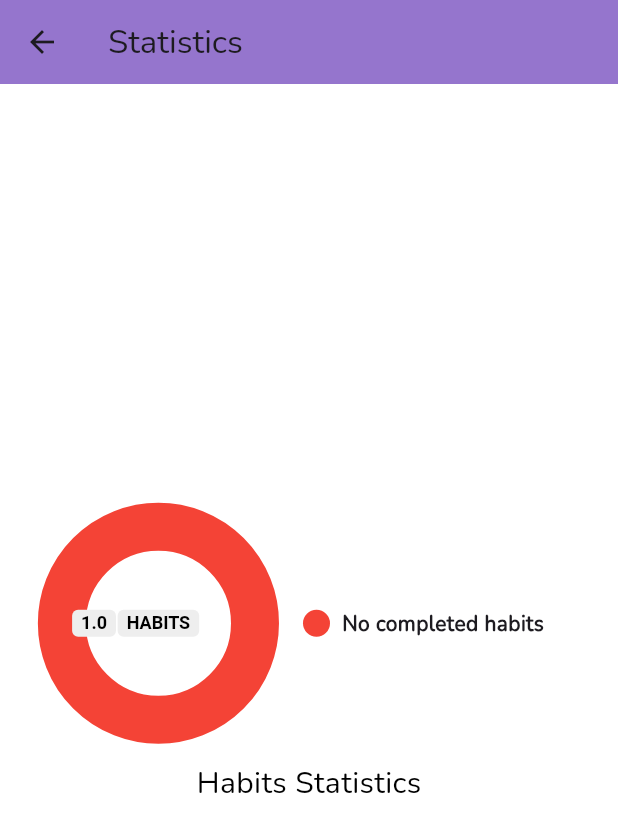
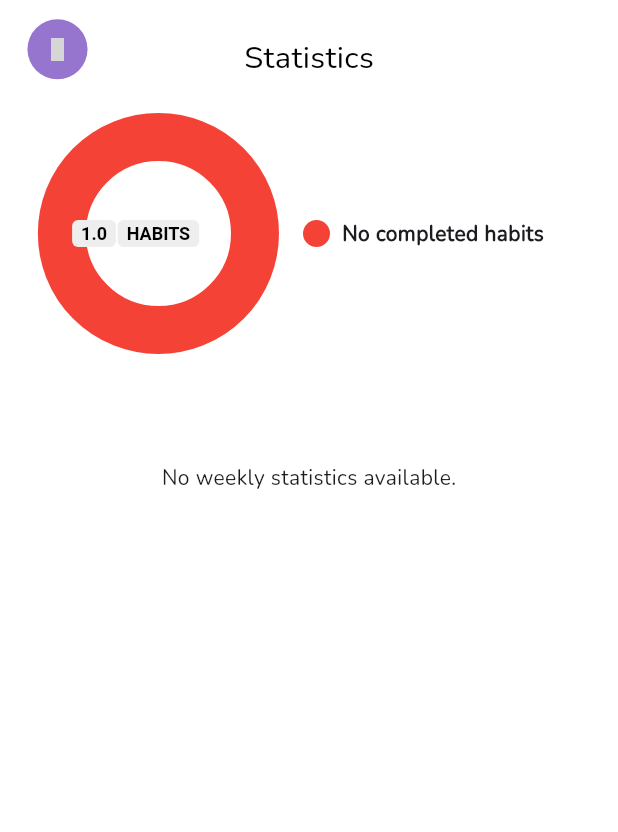
Before and after one commit to rahmagamalll/daily_app, a Flutter app: the StatisticsScreen screen opened by its route, on a phone screen of 412 x 824 dp. Shown: the top 832 px of the screen. Run offline on Flutter 3.47's test engine with Material 3 defaults, Android fonts, the phone set to English and light mode, and no system bars; drawn by our look-alikes of pie_chart; our stand-ins replace bloc, flutter_bloc, flutter_screenutil, flutter_spinkit, hive, hive_flutter and 2 more; accounts and stored records are empty; grey boxes are pictures that could not be loaded.

Commit message:
finishhh statscreen

```diff
--- a/lib/core/widgets/custom_pie_chart.dart
+++ b/lib/core/widgets/custom_pie_chart.dart
@@ -6,7 +6,7 @@ import 'package:pie_chart/pie_chart.dart';
 
 // ignore: must_be_immutable
 class CustomPieChart extends StatelessWidget {
-  CustomPieChart({
+  const CustomPieChart({
     super.key,
     required this.finalDegreeOf100,
     required this.monthlyexams,
--- a/lib/core/widgets/weekly_statistics_widget.dart
+++ b/lib/core/widgets/weekly_statistics_widget.dart
@@ -4,11 +4,6 @@ import '../../services/weekly_statistics_service.dart';
 
 class WeeklyStatisticsWidget extends StatelessWidget {
   const WeeklyStatisticsWidget({super.key});
-
-  Future<List<WeeklyStatistics>> _refreshAndGetStats() async {
-    await WeeklyStatisticsService.saveWeeklyStatistics();
-    return WeeklyStatisticsService.getAllWeeklyStatistics();
-  }
 
   @override
   Widget build(BuildContext context) {
@@ -66,8 +61,7 @@ class WeeklyStatisticsWidget extends StatelessWidget {
             const SizedBox(height: 20),
             ...weeklyStats.reversed
                 .skip(1)
-                .map((stats) => _buildPreviousWeekStats(stats))
-                .toList(),
+                .map((stats) => _buildPreviousWeekStats(stats)),
           ],
         );
       },
@@ -171,18 +165,12 @@ class WeeklyStatisticsWidget extends StatelessWidget {
             const SizedBox(height: 4),
             Text(
               habitName,
-              style: const TextStyle(
-                fontFamily: 'Nunito',
-                fontSize: 16,
-              ),
+              style: const TextStyle(fontFamily: 'Nunito', fontSize: 16),
             ),
             const SizedBox(height: 4),
             Text(
               'Count: $count',
-              style: const TextStyle(
-                fontFamily: 'Nunito',
-                fontSize: 14,
-              ),
+              style: const TextStyle(fontFamily: 'Nunito', fontSize: 14),
             ),
           ],
         ),
--- /dev/null
+++ b/lib/features/home/data/models/weekly_statistics.dart
@@ -0,0 +1,24 @@
+import 'package:hive/hive.dart';
+part 'weekly_statistics.g.dart';
+
+@HiveType(typeId: 2)
+class WeeklyStatistics extends HiveObject {
+  @HiveField(0)
+  final String weekStartDate;
+
+  @HiveField(1)
+  final Map<String, double> statistics;
+
+  @HiveField(2)
+  final String topHabit;
+
+  @HiveField(3)
+  final String leastHabit;
+
+  WeeklyStatistics({
+    required this.weekStartDate,
+    required this.statistics,
+    required this.topHabit,
+    required this.leastHabit,
+  });
+}
--- a/lib/features/home/logic/add_habit/add_habit_cubit.dart
+++ b/lib/features/home/logic/add_habit/add_habit_cubit.dart
@@ -4,6 +4,7 @@ import 'package:daily_app/features/home/data/models/habit_model.dart';
 import 'package:daily_app/main.dart';
 import 'package:hive/hive.dart';
 import 'package:meta/meta.dart';
+import '../../../../services/weekly_statistics_service.dart';
 
 part 'add_habit_state.dart';
 
@@ -15,6 +16,7 @@ class AddHabitCubit extends Cubit<AddHabitState> {
       var habitBox = Hive.box<Habit>(Constants.hiveHabitNameBox);
       await habitBox.add(habit);
       await storeHabitsAtStartOfDay();
+      await WeeklyStatisticsService.saveWeeklyStatistics();
       print('Habit added: ${habit.name}');
 
       emit(AddHabitSuccess(message: 'Habit added successfully'));
--- a/lib/features/home/logic/add_habit_log/add_habit_log_cubit.dart
+++ b/lib/features/home/logic/add_habit_log/add_habit_log_cubit.dart
@@ -4,12 +4,14 @@ import 'package:daily_app/features/home/data/models/habit_log.dart';
 import 'package:hive/hive.dart';
 import 'package:meta/meta.dart';
 
+import '../../../../services/weekly_statistics_service.dart';
+
 part 'add_habit_log_state.dart';
 
 class AddHabitLogCubit extends Cubit<AddHabitLogState> {
   AddHabitLogCubit() : super(AddHabitLogInitial());
 
-  void addHabitLog(HabitLog habitLog) {
+  Future<void> addHabitLog(HabitLog habitLog) async {
     emit(AddHabitLogLoading());
     try {
       var habitLogBox = Hive.box<HabitLog>(Constants.hiveHabitLogBox);
@@ -32,6 +34,7 @@ class AddHabitLogCubit extends Cubit<AddHabitLogState> {
       if (existingLog.completed == habitLog.completed) {
         print(
             'Habit log is already up to date: ${existingLog.habitName} on ${existingLog.date}');
+        await WeeklyStatisticsService.saveWeeklyStatistics();
         // إذا كانت حالة العادة لم تتغير، لا حاجة لتحديثها.
         emit(AddHabitLogSuccess(message: 'Habit log is already up to date'));
       } else {
@@ -40,6 +43,7 @@ class AddHabitLogCubit extends Cubit<AddHabitLogState> {
         habitLogBox.put(existingLog.key, existingLog); // تحديث السجل
         print(
             'Habit log updated: ${existingLog.habitName} on ${existingLog.date}');
+        await WeeklyStatisticsService.saveWeeklyStatistics();
         emit(AddHabitLogSuccess(message: 'Habit log updated successfully'));
       }
     } catch (e) {
--- a/lib/features/home/logic/delete_habit/delete_habit_cubit.dart
+++ b/lib/features/home/logic/delete_habit/delete_habit_cubit.dart
@@ -3,6 +3,7 @@ import 'package:daily_app/constants.dart';
 import 'package:daily_app/features/home/data/models/habit_model.dart';
 import 'package:hive/hive.dart';
 import 'package:meta/meta.dart';
+import '../../../../services/weekly_statistics_service.dart';
 
 part 'delete_habit_state.dart';
 
@@ -20,6 +21,7 @@ class DeleteHabitCubit extends Cubit<DeleteHabitState> {
       if (habitKey != null) {
         await habitBox.delete(habitKey);
       }
+      await WeeklyStatisticsService.saveWeeklyStatistics();
       emit(DeleteHabitSuccess(message: 'Habit deleted successfully'));
     } catch (e) {
       emit(DeleteHabitError(error: 'Failed to delete habit'));
--- a/lib/features/statistics/ui/statistics_screen.dart
+++ b/lib/features/statistics/ui/statistics_screen.dart
@@ -1,37 +1,49 @@
-import 'package:daily_app/core/theming/colors.dart';
 import 'package:flutter/material.dart';
+import 'package:flutter_screenutil/flutter_screenutil.dart';
 import '../../../core/widgets/habits_statistics_widget.dart';
+import '../../../core/widgets/top_app_bar.dart';
+import '../../../core/widgets/weekly_statistics_widget.dart';
+import '../../../services/weekly_statistics_service.dart';
 
-class StatisticsScreen extends StatelessWidget {
+class StatisticsScreen extends StatefulWidget {
   const StatisticsScreen({super.key});
+
+  @override
+  State<StatisticsScreen> createState() => _StatisticsScreenState();
+}
+
+class _StatisticsScreenState extends State<StatisticsScreen> {
+  @override
+  void initState() {
+    super.initState();
+    WeeklyStatisticsService.saveWeeklyStatistics();
+  }
 
   @override
   Widget build(BuildContext context) {
     return Scaffold(
-      appBar: AppBar(
-        title: const Text(
-          'Statistics',
-          style: TextStyle(fontFamily: 'Nunito'),
-        ),
-        backgroundColor: ColorsManager.primaryColor,
-      ),
-      body: Center(
+      body: SafeArea(
+        child: Padding(
+          padding: EdgeInsets.symmetric(horizontal: 16.w, vertical: 10.h),
           child: Column(
-          mainAxisAlignment: MainAxisAlignment.center,
             children: [
+              TopAppBar(title: 'Statistics'),
+              Expanded(
+                child: SingleChildScrollView(
+                  child: Column(
+                    children: [
+                      const SizedBox(height: 20),
                       const HabitsStatisticsWidget(),
                       const SizedBox(height: 20),
-            const Text(
-              'Habits Statistics',
-              style: TextStyle(
-                  fontSize: 20, color: Colors.black, fontFamily: 'Nunito'),
+                      const WeeklyStatisticsWidget(),
+                    ],
+                  ),
+                ),
               ),
             ],
           ),
         ),
-
-
-
+      ),
     );
   }
 }
--- a/lib/main.dart
+++ b/lib/main.dart
@@ -4,6 +4,7 @@ import 'package:daily_app/core/helper/shared_pref_keys.dart';
 import 'package:daily_app/daily_app.dart';
 import 'package:daily_app/features/home/data/models/habit_log.dart';
 import 'package:daily_app/features/home/data/models/habit_model.dart';
+import 'package:daily_app/features/home/data/models/weekly_statistics.dart';
 import 'package:daily_app/features/home/logic/add_habit/add_habit_cubit.dart';
 import 'package:daily_app/features/home/logic/add_habit_log/add_habit_log_cubit.dart';
 import 'package:daily_app/features/home/logic/all_habit/all_habit_cubit.dart';
@@ -13,14 +14,14 @@ import 'package:flutter/material.dart';
 import 'package:flutter_bloc/flutter_bloc.dart';
 import 'package:flutter_screenutil/flutter_screenutil.dart';
 import 'package:hive_flutter/adapters.dart';
+import 'package:hive_flutter/hive_flutter.dart';
 
 void main() async {
   WidgetsFlutterBinding.ensureInitialized();
   // await setupGetIt();
   await Hive.initFlutter();
-
-  // التحقق مما إذا كان المستخدم قد سجل الدخول
-  bool isLogin = await SharePrefHelper.getBool(SharedPrefKeys.login);
+  Hive.registerAdapter<WeeklyStatistics>(WeeklyStatisticsAdapter());
+  await Hive.openBox<WeeklyStatistics>('weekly_stats');
 
   // تسجيل المحولات (Adapters) للأنواع المستخدمة في Hive
   Hive.registerAdapter<Habit>(HabitAdapter());
@@ -28,6 +29,8 @@ void main() async {
   Hive.registerAdapter<HabitLog>(HabitLogAdapter());
   await Hive.openBox<HabitLog>(Constants.hiveHabitLogBox);
 
+  // التحقق مما إذا كان المستخدم قد سجل الدخول
+  bool isLogin = await SharePrefHelper.getBool(SharedPrefKeys.login);
   // التأكد من تهيئة ScreenUtil
   await ScreenUtil.ensureScreenSize();
 
--- /dev/null
+++ b/lib/services/weekly_statistics_service.dart
@@ -0,0 +1,82 @@
+import 'package:hive/hive.dart';
+import '../constants.dart';
+import '../features/home/data/models/habit_log.dart';
+import '../features/home/data/models/habit_model.dart';
+import '../features/home/data/models/weekly_statistics.dart';
+
+class WeeklyStatisticsService {
+  static Future<void> saveWeeklyStatistics() async {
+    final now = DateTime.now();
+    final weekStart = now.subtract(Duration(days: now.weekday - 1));
+    final weekStartStr =
+        '${weekStart.year}-${weekStart.month}-${weekStart.day}';
+
+    final statistics = await _calculateWeeklyStatistics();
+    final topAndLeast = await _getTopAndLeastHabits(statistics);
+
+    final weeklyStats = WeeklyStatistics(
+      weekStartDate: weekStartStr,
+      statistics: statistics,
+      topHabit: topAndLeast['top']['name'],
+      leastHabit: topAndLeast['least']['name'],
+    );
+
+    final statsBox = await Hive.openBox<WeeklyStatistics>('weekly_stats');
+    await statsBox.put(weekStartStr, weeklyStats);
+  }
+
+  static Future<List<WeeklyStatistics>> getAllWeeklyStatistics() async {
+    final statsBox = await Hive.openBox<WeeklyStatistics>('weekly_stats');
+    return statsBox.values.toList();
+  }
+
+  static Future<Map<String, double>> _calculateWeeklyStatistics() async {
+    final habitLogBox = await Hive.openBox<HabitLog>(Constants.hiveHabitLogBox);
+    final habitNameBox = await Hive.openBox<Habit>(Constants.hiveHabitNameBox);
+    Map<String, double> statistics = {};
+
+    final currentHabitNames =
+        habitNameBox.values.map((habit) => habit.name).toList();
+    final now = DateTime.now();
+    final weekStart = now.subtract(Duration(days: now.weekday - 1));
+    final weekEnd = weekStart.add(const Duration(days: 6));
+
+    // احسب لكل العادات حتى اللي count بتاعها صفر
+    for (var name in currentHabitNames) {
+      statistics[name] = 0;
+    }
+
+    for (var habitLog in habitLogBox.values) {
+      if (habitLog.completed == true &&
+          habitLog.date.isAfter(weekStart.subtract(const Duration(days: 1))) &&
+          habitLog.date.isBefore(weekEnd.add(const Duration(days: 1))) &&
+          currentHabitNames.contains(habitLog.habitName)) {
+        statistics[habitLog.habitName] = statistics[habitLog.habitName]! + 1;
+      }
+    }
+
+    return statistics;
+  }
+
+  static Future<Map<String, dynamic>> _getTopAndLeastHabits(
+      Map<String, double> statistics) async {
+    // هنا بنستخدم statistics اللي فيها كل العادات حتى اللي count بتاعها صفر
+    final sortedHabits = statistics.entries.toList()
+      ..sort((a, b) => b.value.compareTo(a.value));
+
+    if (sortedHabits.isEmpty) {
+      return {
+        'top': {'name': 'No habits', 'count': 0},
+        'least': {'name': 'No habits', 'count': 0}
+      };
+    }
+
+    return {
+      'top': {
+        'name': sortedHabits.first.key,
+        'count': sortedHabits.first.value
+      },
+      'least': {'name': sortedHabits.last.key, 'count': sortedHabits.last.value}
+    };
+  }
+}
--- a/pubspec.yaml
+++ b/pubspec.yaml
@@ -28,6 +28,7 @@ environment:
 # the latest version available on pub.dev. To see which dependencies have newer
 # versions available, run `flutter pub outdated`.
 dependencies:
+  bloc: ^9.0.0
   cupertino_icons: ^1.0.8
   flutter:
     sdk: flutter
@@ -38,8 +39,10 @@ dependencies:
   hive: ^2.2.3
   hive_flutter: ^1.1.0
   image_picker: ^1.1.2
+  meta: ^1.16.0
   onbackground_shared_prefrences: ^0.0.2
   pie_chart: ^5.4.0
+  shared_preferences: ^2.5.3
 
 dev_dependencies:
   build_runner: ^2.4.11
```
Also changed, not shown: lib/features/home/data/models/weekly_statistics.g.dart (added), pubspec.lock. Lines whose indentation alone changed are shown as unchanged.
